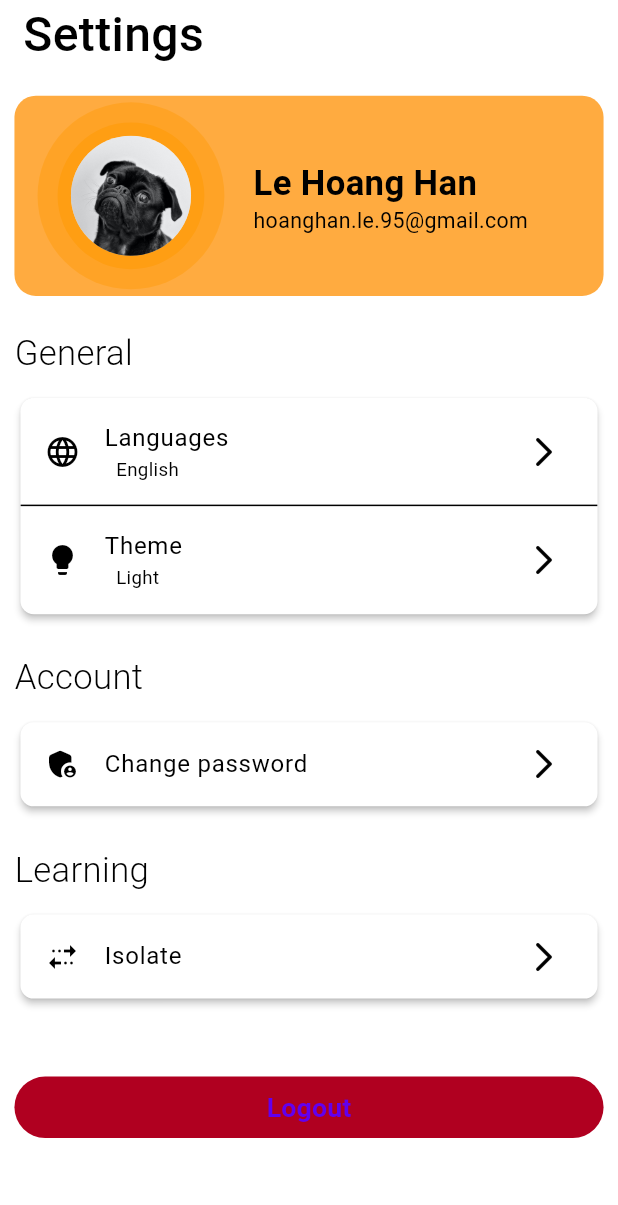
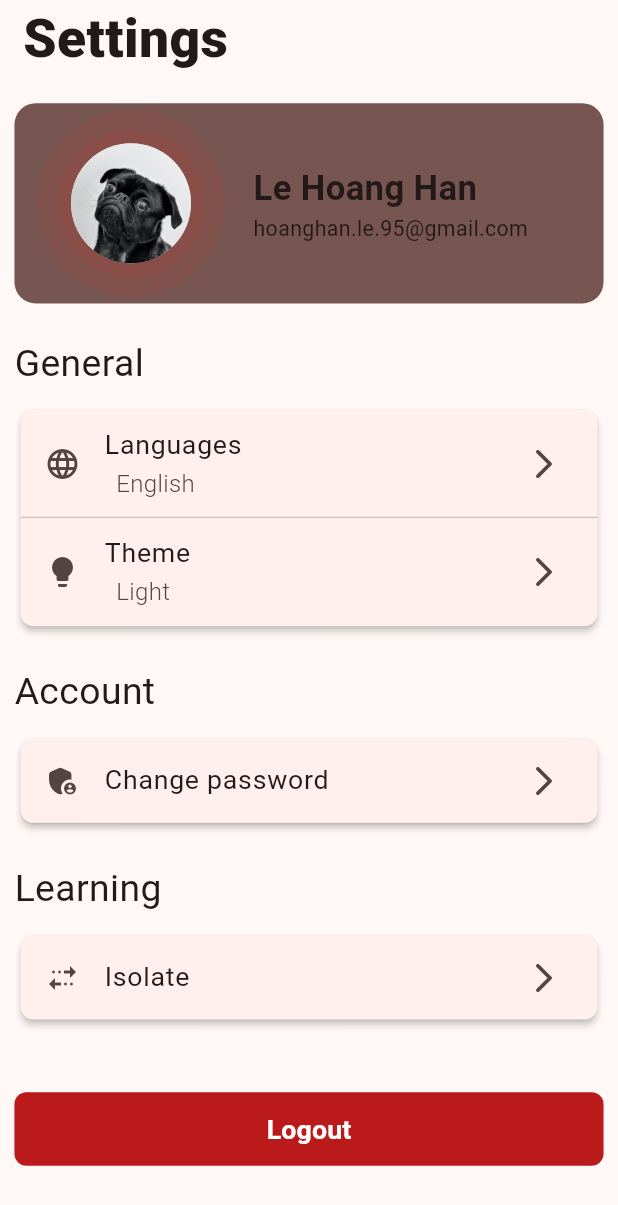
Before and after one commit to LHHan/base_project, a Flutter app: the screen it shows after launch, on a phone screen of 412 x 824 dp. Shown: the top 1205 px of the screen. Run offline on Flutter 3.47's test engine with Material 3 defaults, Android fonts, the phone set to English and light mode, and no system bars; our stand-ins replace dio, flutter_native_splash, flutter_screenutil, flutter_svg, get, get_storage and 2 more; statements that could not run were skipped.

Commit message:
[Mod] Update base widget and app theme

```diff
--- a/lib/app/core/utils/app_colors.dart
+++ b/lib/app/core/utils/app_colors.dart
@@ -9,17 +9,8 @@ class AppColors {
 
   AppColors._internal();
 
-  Color colorPrimary = const Color(0xFF6200EE);
-  Color colorSecondary = const Color(0xFF03DAC6);
-  Color colorError = const Color(0xFFB00020);
-  Color colorBackground = const Color(0xFFFDFBF3);
-
-  Color textColor = const Color(0xFFD0D7E1);
-  Color hintColor = const Color(0xFF717578);
-  Color backgroundColor = const Color(0xff343941);
-  Color cardColor = const Color(0xff4D565F);
-  Color trackColor = const Color(0xff2C3037);
-  Color selectedColor = const Color(0xffE3D0B2);
+  Color seedColorLight = Colors.red;
+  Color seedColorDark = Colors.deepOrange;
 
   List<Color> cardColors = [
     const Color(0xff60656D),
--- a/lib/app/core/utils/app_extension.dart
+++ b/lib/app/core/utils/app_extension.dart
@@ -1,6 +1,9 @@
 /* Define app extension */
 import 'dart:math';
 
+import 'package:base_project_getx/app/core/utils/app_style.dart';
+import 'package:flutter/material.dart';
+import 'package:flutter_screenutil/flutter_screenutil.dart';
 import 'package:intl/intl.dart';
 
 /// Extension for screen util
@@ -277,3 +280,31 @@ extension ListExtensions<E> on List<E> {
     return sb;
   }
 }
+
+/// Extension for TextTheme
+extension TextThemeExtensions on TextTheme {
+  // TextStyle for page name
+  TextStyle get tsPageName => AppStyles().blackTextStyle(40.sp);
+
+  // TextStyle for label
+  TextStyle get tsLabel => AppStyles().normalTextStyle(28.sp);
+
+  // TextStyle for title
+  TextStyle get tsTitle => AppStyles().normalTextStyle(20.sp);
+
+  // TextStyle for subTitle
+  TextStyle get tsSubTitle => AppStyles().lightTextStyle(18.sp);
+
+  // TextStyle for body, message
+  TextStyle get tsBody => AppStyles().normalTextStyle(16.sp);
+
+  // TextStyle for hint
+  TextStyle get tsHint => AppStyles().normalTextStyle(16.sp);
+
+  // TextStyle for chip
+  TextStyle get tsChip => AppStyles().normalTextStyle(14.sp);
+
+  // TextStyle for button
+  TextStyle get tsButton =>
+      AppStyles().boldTextStyle(20.sp, color: Colors.white);
+}
--- a/lib/app/core/utils/app_style.dart
+++ b/lib/app/core/utils/app_style.dart
@@ -74,7 +74,7 @@ class AppStyles {
   TextStyle normalTextStyle(
     double size, {
     Color? color,
-    double? height = 1.1,
+    double? height,
     String? fontFamily,
   }) =>
       thinTextStyle(size, color: color, height: height).copyWith(
@@ -110,7 +110,7 @@ class AppStyles {
   TextStyle thinTextStyle(
     double size, {
     Color? color,
-    double? height,
+    double? height = 1.1,
     String? fontFamily,
   }) =>
       TextStyle(
--- a/lib/app/core/utils/app_theme.dart
+++ b/lib/app/core/utils/app_theme.dart
@@ -1,8 +1,7 @@
+import 'package:base_project_getx/app/core/utils/app_colors.dart';
 import 'package:flutter/material.dart';
-import 'package:google_fonts/google_fonts.dart';
 
 import 'app_asset.dart';
-import 'app_colors.dart';
 
 class AppTheme {
   static final AppTheme _singleton = AppTheme._internal();
@@ -15,93 +14,25 @@ class AppTheme {
 
   /// Light theme
   ThemeData light = ThemeData(
-    colorScheme: ColorScheme(
+    fontFamily: AppAssets().fontRoboto,
+    textTheme: const TextTheme(),
+    colorScheme: ColorScheme.fromSeed(
+      seedColor: AppColors().seedColorLight,
       brightness: Brightness.light,
-      primary: AppColors().colorPrimary,
-      onPrimary: Colors.white,
-      secondary: AppColors().colorSecondary,
-      onSecondary: Colors.white,
-      error: AppColors().colorError,
-      onError: Colors.white,
-      surface: Colors.white,
-      onSurface: Colors.black,
     ),
-    fontFamily: AppAssets().fontRoboto,
-    // you can custom something here (pageTransitionsTheme, buttonTheme, textTheme,..)
   );
 
   /// Dart theme
   ThemeData dark = ThemeData(
-    brightness: Brightness.dark,
+    colorScheme: ColorScheme.fromSeed(
+      seedColor: AppColors().seedColorDark,
+      brightness: Brightness.dark,
+    ),
     fontFamily: AppAssets().fontRoboto,
-    textTheme: TextTheme(
-      bodyLarge: GoogleFonts.gruppo(
-        fontSize: 16,
-        fontWeight: FontWeight.w800,
-        color: AppColors().textColor,
-      ),
-      bodyMedium: GoogleFonts.gruppo(
-        fontSize: 14,
-        fontWeight: FontWeight.w800,
-        color: AppColors().textColor,
-      ),
-      bodySmall: GoogleFonts.montserrat(
-        fontSize: 10,
-        fontWeight: FontWeight.w400,
-        color: AppColors().textColor,
-      ),
-      displayLarge: GoogleFonts.buda(
-        fontSize: 70,
-        color: AppColors().textColor,
-      ),
-      displayMedium: GoogleFonts.buda(
-        fontSize: 50,
-        color: AppColors().textColor,
-      ),
-      displaySmall: GoogleFonts.buda(
-        fontSize: 40,
-        color: AppColors().textColor,
-      ),
-    ),
-
-    // you can custom something here (pageTransitionsTheme, buttonTheme, textTheme,..)
+    textTheme: const TextTheme(),
     appBarTheme: const AppBarTheme(
       elevation: 0,
       backgroundColor: Colors.transparent,
     ),
-    iconTheme: IconThemeData(color: AppColors().textColor),
-    textButtonTheme: TextButtonThemeData(
-      style: TextButton.styleFrom(
-        foregroundColor: Colors.white,
-        shape: const StadiumBorder(),
-        textStyle: GoogleFonts.montserrat(
-          fontSize: 12,
-          fontWeight: FontWeight.w800,
-        ),
-      ),
-    ),
-    sliderTheme: SliderThemeData(
-      activeTrackColor: AppColors().selectedColor,
-      inactiveTrackColor: AppColors().trackColor,
-      thumbColor: AppColors().selectedColor,
-      trackHeight: 2,
-    ),
-    bottomNavigationBarTheme: BottomNavigationBarThemeData(
-      backgroundColor: Colors.transparent,
-      elevation: 0,
-      selectedIconTheme: const IconThemeData(size: 40),
-      unselectedIconTheme: const IconThemeData(size: 40),
-      selectedItemColor: AppColors().hintColor,
-      unselectedItemColor: AppColors().hintColor,
-      selectedLabelStyle: GoogleFonts.montserrat(
-        fontSize: 12,
-        fontWeight: FontWeight.w700,
-      ),
-      unselectedLabelStyle: GoogleFonts.montserrat(
-        fontSize: 12,
-        fontWeight: FontWeight.w700,
-      ),
-    ),
-    scaffoldBackgroundColor: AppColors().backgroundColor,
   );
 }
--- a/lib/app/modules/isolate/views/isolate_view.dart
+++ b/lib/app/modules/isolate/views/isolate_view.dart
@@ -1,7 +1,9 @@
+import 'package:base_project_getx/app/core/utils/app_extension.dart';
 import 'package:flutter/material.dart';
 import 'package:get/get.dart';
 
 import '../../../widgets/p_appbar_transparency.dart';
+import '../../../widgets/w_button_rounded.dart';
 import '../controllers/isolate_controller.dart';
 
 class IsolateView extends GetView<IsolateController> {
@@ -14,10 +16,16 @@ class IsolateView extends GetView<IsolateController> {
         child: Column(
           mainAxisAlignment: MainAxisAlignment.center,
           children: [
-            ElevatedButton(
+            WButtonRounded(
               onPressed: controller.fetchUsersData, // Gọi hàm tải dữ liệu
-              child: const Text("Tải dữ liệu"),
+              elevation: 4,
+              child: Text(
+                "Tải dữ liệu",
+                style: Get.textTheme.tsButton,
+              ),
             ),
+
+            /// Data
             Expanded(
               child: Obx(() {
                 if (controller.isLoading.value) {
--- a/lib/app/modules/setting/views/setting_view.dart
+++ b/lib/app/modules/setting/views/setting_view.dart
@@ -1,4 +1,4 @@
-import 'package:base_project_getx/app/core/utils/app_style.dart';
+import 'package:base_project_getx/app/core/utils/app_extension.dart';
 import 'package:base_project_getx/app/modules/setting/widgets/w_setting_account_info.dart';
 import 'package:base_project_getx/app/widgets/p_appbar_transparency.dart';
 import 'package:base_project_getx/app/widgets/w_button_rounded.dart';
@@ -29,7 +29,7 @@ class SettingView extends GetView<SettingController> {
                 padding: const EdgeInsets.fromLTRB(16, 0, 16, 0).w,
                 child: Text(
                   'screenNameSettings'.tr,
-                  style: AppStyles().mediumTextStyle(36.sp),
+                  style: Get.textTheme.tsPageName,
                 ),
               ),
 
@@ -117,10 +117,10 @@ class SettingView extends GetView<SettingController> {
                 constraints: const BoxConstraints(minHeight: 46).h,
                 child: WButtonRounded(
                   onPressed: () {},
-                  background: const ColorScheme.light().error,
+                  background: Get.theme.colorScheme.error,
                   child: Text(
                     'btnLogout'.tr,
-                    style: AppStyles().semiBoldTextStyle(20.sp),
+                    style: Get.textTheme.tsButton,
                   ),
                 ),
               ),
--- a/lib/app/modules/setting/widgets/w_setting_account_info.dart
+++ b/lib/app/modules/setting/widgets/w_setting_account_info.dart
@@ -1,4 +1,4 @@
-import 'package:base_project_getx/app/core/utils/app_style.dart';
+import 'package:base_project_getx/app/core/utils/app_extension.dart';
 import 'package:flutter/material.dart';
 import 'package:flutter_screenutil/flutter_screenutil.dart';
 import 'package:get/get.dart';
@@ -19,7 +19,7 @@ class WSettingAccountInfo extends StatelessWidget {
   Widget build(BuildContext context) {
     return Container(
       decoration: BoxDecoration(
-        color: Colors.orangeAccent,
+        color: Get.theme.colorScheme.secondary,
         borderRadius: BorderRadius.circular(16.r),
       ),
       constraints: BoxConstraints(
@@ -31,10 +31,12 @@ class WSettingAccountInfo extends StatelessWidget {
           /// Avatar
           CircleAvatar(
             maxRadius: 70.r,
-            backgroundColor: Colors.orange.withValues(alpha: 0.4),
+            backgroundColor:
+                Get.theme.colorScheme.primary.withValues(alpha: 0.4),
             child: CircleAvatar(
               maxRadius: 55.r,
-              backgroundColor: Colors.orange.withValues(alpha: 0.5),
+              backgroundColor:
+                  Get.theme.colorScheme.primary.withValues(alpha: 0.5),
               child: CircleAvatar(
                 maxRadius: 45.r,
                 backgroundColor: Colors.white54,
@@ -60,13 +62,16 @@ class WSettingAccountInfo extends StatelessWidget {
                 /// Full name
                 Text(
                   name,
-                  style: AppStyles().semiBoldTextStyle(26.sp),
+                  style: Get.textTheme.tsBody.copyWith(
+                    fontSize: 26.sp,
+                    fontWeight: FontWeight.w600,
+                  ),
                 ),
 
                 /// Email
                 Text(
                   mail,
-                  style: AppStyles().normalTextStyle(16.sp),
+                  style: Get.textTheme.tsBody,
                 ),
               ],
             ),
--- a/lib/app/modules/setting/widgets/w_setting_item.dart
+++ b/lib/app/modules/setting/widgets/w_setting_item.dart
@@ -1,7 +1,7 @@
+import 'package:base_project_getx/app/core/utils/app_extension.dart';
 import 'package:flutter/material.dart';
 import 'package:flutter_screenutil/flutter_screenutil.dart';
-
-import '../../../core/utils/app_style.dart';
+import 'package:get/get.dart';
 
 class WSettingItem extends StatelessWidget {
   const WSettingItem({
@@ -23,7 +23,7 @@ class WSettingItem extends StatelessWidget {
       onTap: onPressed,
       title: Text(
         title,
-        style: AppStyles().normalTextStyle(18.sp),
+        style: Get.textTheme.tsTitle,
       ),
       leading: leading,
       trailing: const Icon(
@@ -34,7 +34,7 @@ class WSettingItem extends StatelessWidget {
               padding: const EdgeInsets.fromLTRB(8, 0, 8, 0).w,
               child: Text(
                 subTitle ?? '',
-                style: AppStyles().normalTextStyle(14.sp),
+                style: Get.textTheme.tsSubTitle,
               ),
             )
           : null,
--- a/lib/app/modules/setting/widgets/w_setting_region.dart
+++ b/lib/app/modules/setting/widgets/w_setting_region.dart
@@ -1,7 +1,7 @@
+import 'package:base_project_getx/app/core/utils/app_extension.dart';
 import 'package:flutter/material.dart';
 import 'package:flutter_screenutil/flutter_screenutil.dart';
-
-import '../../../core/utils/app_style.dart';
+import 'package:get/get.dart';
 
 class WSettingRegion extends StatelessWidget {
   const WSettingRegion({
@@ -21,7 +21,7 @@ class WSettingRegion extends StatelessWidget {
         /// Label
         Text(
           label ?? '',
-          style: AppStyles().lightTextStyle(26.sp),
+          style: Get.textTheme.tsLabel,
         ),
 
         10.verticalSpace,
--- a/lib/app/widgets/w_button_inkwell.dart
+++ b/lib/app/widgets/w_button_inkwell.dart
@@ -1,18 +1,20 @@
 import 'package:flutter/material.dart';
 
 class WButtonInkwell extends StatelessWidget {
-  const WButtonInkwell(
-      {Key? key,
-      this.splashColor,
-      this.onPressed,
-      this.borderRadius,
-      this.child})
-      : super(key: key);
+  const WButtonInkwell({
+    Key? key,
+    required this.child,
+    required this.onPressed,
+    this.splashColor,
+    this.borderRadius = BorderRadius.zero,
+    this.padding = const EdgeInsets.all(8),
+  }) : super(key: key);
 
+  final Widget child;
+  final Function()? onPressed;
   final Color? splashColor;
-  final Widget? child;
-  final Function()? onPressed;
   final BorderRadius? borderRadius;
+  final EdgeInsets padding;
 
   @override
   Widget build(BuildContext context) {
@@ -20,9 +22,13 @@ class WButtonInkwell extends StatelessWidget {
       color: Colors.transparent,
       child: InkWell(
         borderRadius: borderRadius,
-        splashColor: splashColor,
+        splashColor: splashColor ??
+            Theme.of(context).primaryColor.withValues(alpha: 0.3),
         onTap: onPressed,
-        child: child,
+        child: Padding(
+          padding: padding,
+          child: child,
+        ),
       ),
     );
   }
--- a/lib/app/widgets/w_button_rounded.dart
+++ b/lib/app/widgets/w_button_rounded.dart
@@ -1,58 +1,61 @@
 import 'package:flutter/material.dart';
-
-import '../core/utils/app_colors.dart';
+import 'package:get/get.dart';
 
 class WButtonRounded extends StatelessWidget {
   const WButtonRounded({
     Key? key,
-    this.child,
-    this.radius,
-    this.onPressed,
+    required this.child,
+    this.radius = 8.0,
+    required this.onPressed,
     this.background,
     this.splashColor,
     this.borderColor,
-    this.borderWidth,
-    this.padding,
-    this.minimumSize,
+    this.borderWidth = 1.0,
+    this.elevation = 0.0,
+    this.padding = const EdgeInsets.symmetric(horizontal: 16, vertical: 12),
+    this.minimumSize = const Size(64, 36),
   }) : super(key: key);
 
-  final Widget? child;
-  final double? radius;
-  final Function()? onPressed;
+  final Widget child;
+  final double radius;
+  final VoidCallback onPressed;
   final Color? background;
   final Color? splashColor;
   final Color? borderColor;
-  final double? borderWidth;
-  final EdgeInsets? padding;
-  final Size? minimumSize;
+  final double borderWidth;
+  final double? elevation;
+  final EdgeInsets padding;
+  final Size minimumSize;
+
+  Color? _getOverlayColor(Set<WidgetState> states) {
+    final Color sColor =
+        splashColor ?? Get.theme.colorScheme.secondary.withAlpha(100);
+    if (states.contains(WidgetState.hovered) ||
+        states.contains(WidgetState.pressed)) {
+      return sColor;
+    }
+    return null;
+  }
 
   @override
   Widget build(BuildContext context) {
     return ElevatedButton(
       style: ButtonStyle(
         backgroundColor: WidgetStateProperty.all<Color>(
-            background ?? AppColors().colorPrimary),
-        overlayColor: WidgetStateProperty.resolveWith<Color?>(
-            (Set<WidgetState> states) {
-          final Color sColor = splashColor ?? Colors.grey.withAlpha(100);
-          if (states.contains(WidgetState.hovered)) {
-            return sColor;
-          }
-          if (states.contains(WidgetState.pressed)) {
-            return sColor;
-          }
-          return null; // Defer to the widget's default.
-        }),
-        elevation: WidgetStateProperty.all(0),
-        padding: WidgetStateProperty.all(padding ?? EdgeInsets.zero),
-        shape: WidgetStateProperty.all(RoundedRectangleBorder(
-          side: BorderSide(
+            background ?? Get.theme.colorScheme.primary),
+        overlayColor: WidgetStateProperty.resolveWith<Color?>(_getOverlayColor),
+        elevation: WidgetStateProperty.all(elevation),
+        padding: WidgetStateProperty.all(padding),
+        shape: WidgetStateProperty.all(
+          RoundedRectangleBorder(
+            side: BorderSide(
               color: borderColor ?? Colors.transparent,
-              width: borderWidth ?? 1.0),
-          borderRadius: BorderRadius.circular(radius ?? 50),
-        )),
-        minimumSize:
-            WidgetStateProperty.all(minimumSize ?? const Size(64, 36)),
+              width: borderWidth,
+            ),
+            borderRadius: BorderRadius.circular(radius),
+          ),
+        ),
+        minimumSize: WidgetStateProperty.all(minimumSize),
       ),
       onPressed: onPressed,
       child: child,
--- a/lib/app/widgets/w_parallax_image.dart
+++ b/lib/app/widgets/w_parallax_image.dart
@@ -1,6 +1,5 @@
 import 'dart:ui';
 
-import 'package:base_project_getx/app/core/utils/app_colors.dart';
 import 'package:flutter/material.dart';
 import 'package:flutter_screenutil/flutter_screenutil.dart';
 
@@ -13,7 +12,6 @@ class ParallaxImageCard extends StatelessWidget {
 
   BoxDecoration get _parallaxUrlImageDecoration => BoxDecoration(
         borderRadius: const BorderRadius.all(Radius.circular(12)),
-        color: AppColors().hintColor,
         boxShadow: const [
           BoxShadow(
             color: Colors.black26,
```
